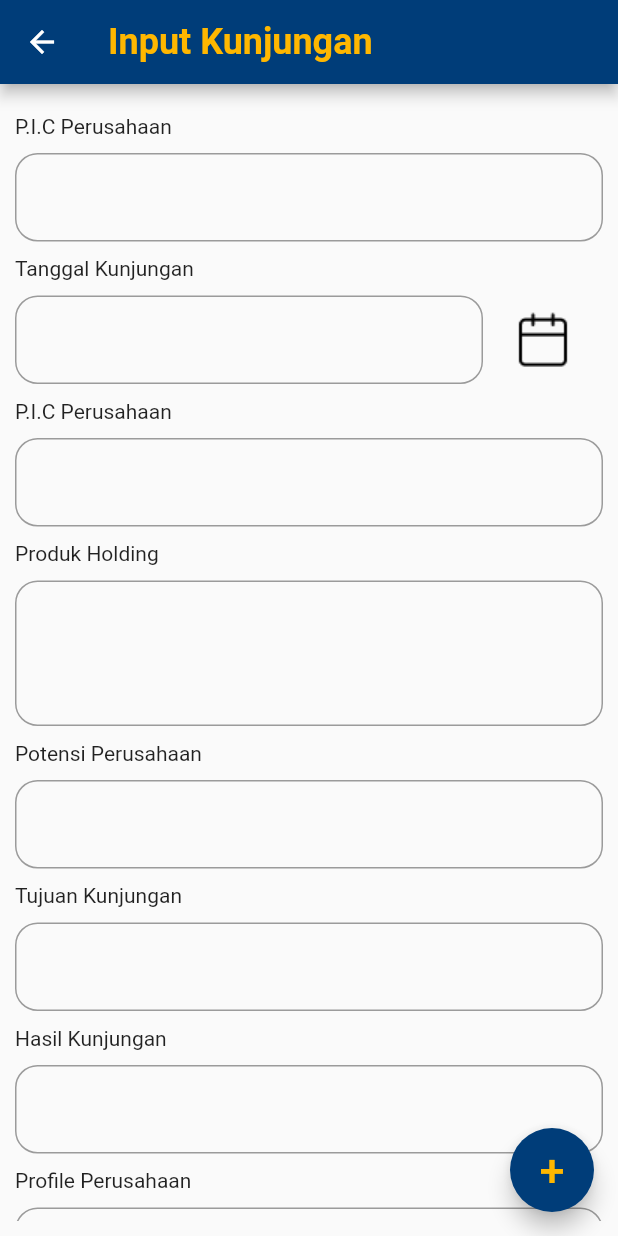
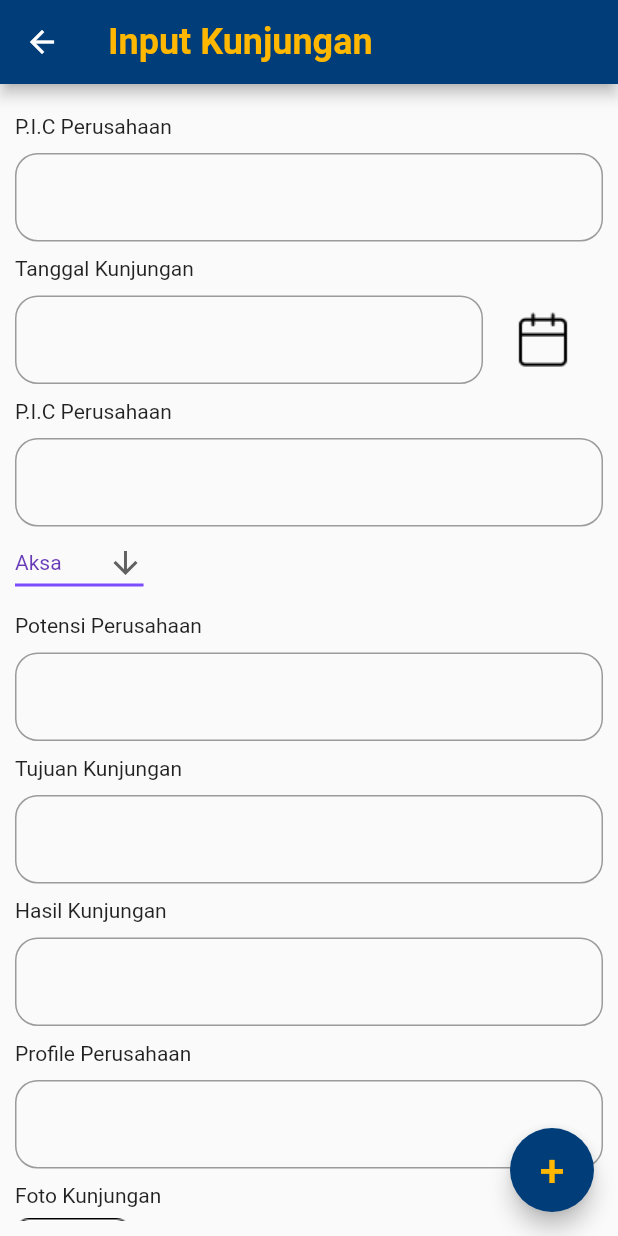
Before and after one commit to 2001arman/flutter_mandiriapp, a Flutter app: the InputKunjunganPage screen opened by its route, on a phone screen of 412 x 824 dp. Run offline on Flutter 3.47's test engine with Material 2 defaults, Android fonts, the phone set to English and light mode, and no system bars; our stand-ins replace bloc, flutter_bloc, flutter_datetime_picker.

Commit message:
change textfield to dropdown button

```diff
--- a/lib/pages/input_kunjungan_page.dart
+++ b/lib/pages/input_kunjungan_page.dart
@@ -3,11 +3,17 @@ import 'package:flutter_mandiriapp/constans.dart';
 import 'package:flutter_mandiriapp/widgets/custom_date_picker.dart';
 import 'package:flutter_mandiriapp/widgets/custom_text_field.dart';
 
-class InputKunjunganPage extends StatelessWidget {
+class InputKunjunganPage extends StatefulWidget {
   const InputKunjunganPage({Key? key, this.isEdit = false}) : super(key: key);
 
   final bool isEdit;
 
+  @override
+  State<InputKunjunganPage> createState() => _InputKunjunganPageState();
+}
+
+class _InputKunjunganPageState extends State<InputKunjunganPage> {
+  String dropdownValue = 'Aksa';
   @override
   Widget build(BuildContext context) {
     final TextEditingController textEditingController = TextEditingController();
@@ -15,7 +21,7 @@ class InputKunjunganPage extends StatelessWidget {
       appBar: AppBar(
         backgroundColor: blueMain,
         title: Text(
-          isEdit ? "Detail Kunjungan" : "Input Kunjungan",
+          widget.isEdit ? "Detail Kunjungan" : "Input Kunjungan",
           style: TextStyle(
             fontSize: 24,
             fontWeight: FontWeight.w700,
@@ -25,7 +31,7 @@ class InputKunjunganPage extends StatelessWidget {
       ),
       floatingActionButton: FloatingActionButton(
         backgroundColor: blueMain,
-        child: isEdit
+        child: widget.isEdit
             ? Icon(Icons.edit)
             : Text(
                 "+",
@@ -60,11 +66,27 @@ class InputKunjunganPage extends StatelessWidget {
                   hint: "",
                   controller: textEditingController,
                 ),
-                CustomTextField(
-                  title: "Produk Holding",
-                  maxLines: 3,
-                  hint: "",
-                  controller: textEditingController,
+                DropdownButton<String>(
+                  value: dropdownValue,
+                  icon: const Icon(Icons.arrow_downward),
+                  elevation: 16,
+                  style: const TextStyle(color: Colors.deepPurple),
+                  underline: Container(
+                    height: 2,
+                    color: Colors.deepPurpleAccent,
+                  ),
+                  onChanged: (String? newValue) {
+                    setState(() {
+                      dropdownValue = newValue!;
+                    });
+                  },
+                  items: <String>['Aksa', 'Livin', 'Tabungan']
+                      .map<DropdownMenuItem<String>>((String value) {
+                    return DropdownMenuItem<String>(
+                      value: value,
+                      child: Text(value),
+                    );
+                  }).toList(),
                 ),
                 CustomTextField(
                   title: "Potensi Perusahaan",
@@ -88,7 +110,7 @@ class InputKunjunganPage extends StatelessWidget {
                 ),
                 SizedBox(height: 10),
                 Text("Foto Kunjungan"),
-                isEdit
+                widget.isEdit
                     ? Container(
                         width: double.infinity,
                         height: 120,
```
